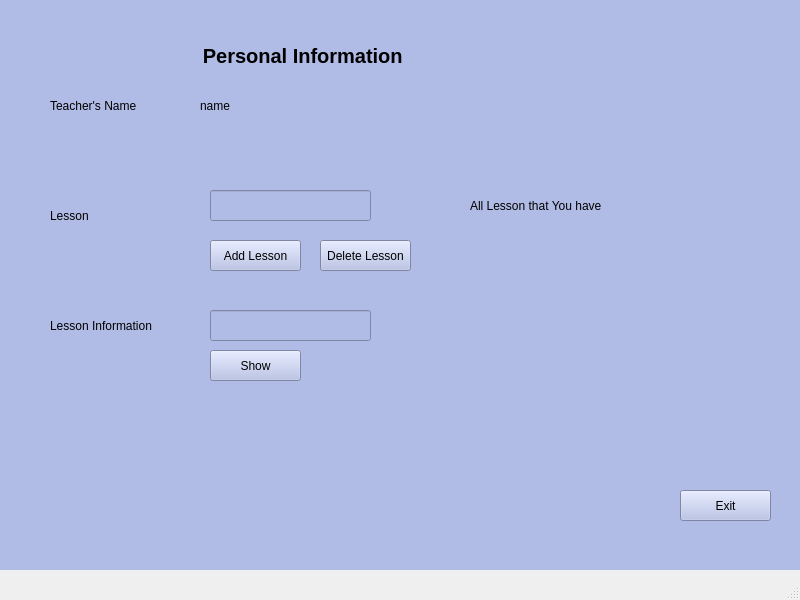
Qt form ui/teacherInfo.ui (fbucak/school-management-system) before a commit.
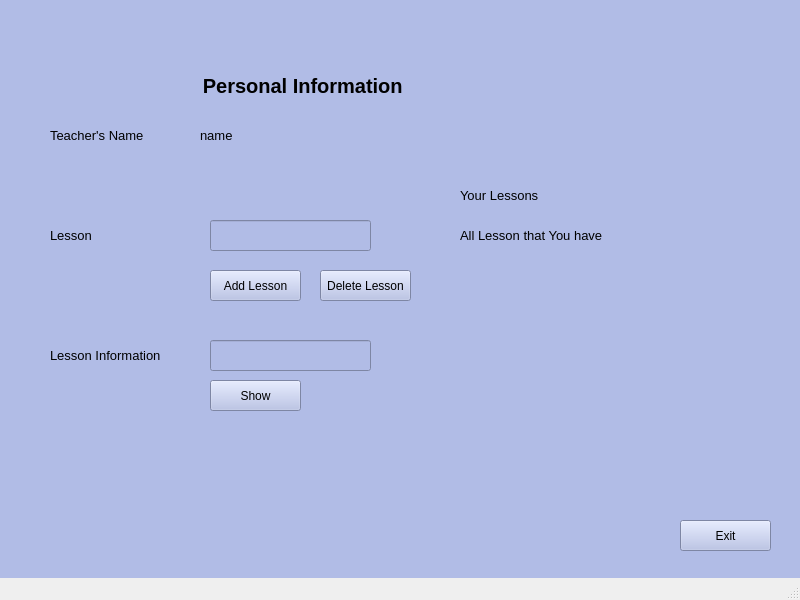
The same form after that commit.

```diff
--- a/ui/teacherInfo.ui
+++ b/ui/teacherInfo.ui
@@ -30,7 +30,7 @@
     <property name="geometry">
      <rect>
       <x>0</x>
-      <y>-30</y>
+      <y>0</y>
       <width>800</width>
       <height>600</height>
      </rect>
@@ -41,6 +41,12 @@
       <height>600</height>
      </size>
     </property>
+    <property name="maximumSize">
+     <size>
+      <width>800</width>
+      <height>600</height>
+     </size>
+    </property>
     <property name="styleSheet">
      <string notr="true">background-color: rgb(177, 188, 230)</string>
     </property>
@@ -173,6 +179,11 @@
         <height>31</height>
        </rect>
       </property>
+      <property name="font">
+       <font>
+        <pointsize>10</pointsize>
+       </font>
+      </property>
       <property name="text">
        <string>Teacher's Name</string>
       </property>
@@ -181,11 +192,16 @@
       <property name="geometry">
        <rect>
         <x>50</x>
-        <y>230</y>
+        <y>220</y>
         <width>81</width>
         <height>31</height>
        </rect>
       </property>
+      <property name="font">
+       <font>
+        <pointsize>10</pointsize>
+       </font>
+      </property>
       <property name="text">
        <string>Lesson</string>
       </property>
@@ -209,6 +225,11 @@
         <height>31</height>
        </rect>
       </property>
+      <property name="font">
+       <font>
+        <pointsize>9</pointsize>
+       </font>
+      </property>
       <property name="text">
        <string>Add Lesson</string>
       </property>
@@ -222,6 +243,11 @@
         <height>31</height>
        </rect>
       </property>
+      <property name="font">
+       <font>
+        <pointsize>9</pointsize>
+       </font>
+      </property>
       <property name="text">
        <string>Delete Lesson</string>
       </property>
@@ -235,6 +261,11 @@
         <height>31</height>
        </rect>
       </property>
+      <property name="font">
+       <font>
+        <pointsize>9</pointsize>
+       </font>
+      </property>
       <property name="text">
        <string>Exit</string>
       </property>
@@ -248,6 +279,11 @@
         <height>31</height>
        </rect>
       </property>
+      <property name="font">
+       <font>
+        <pointsize>10</pointsize>
+       </font>
+      </property>
       <property name="text">
        <string>Lesson Information</string>
       </property>
@@ -274,6 +310,11 @@
         <height>31</height>
        </rect>
       </property>
+      <property name="font">
+       <font>
+        <pointsize>9</pointsize>
+       </font>
+      </property>
       <property name="text">
        <string>Show</string>
       </property>
@@ -281,12 +322,17 @@
      <widget class="QLabel" name="lNameLabel_3">
       <property name="geometry">
        <rect>
-        <x>470</x>
+        <x>460</x>
         <y>220</y>
         <width>301</width>
         <height>31</height>
        </rect>
       </property>
+      <property name="font">
+       <font>
+        <pointsize>10</pointsize>
+       </font>
+      </property>
       <property name="text">
        <string>All Lesson that You have</string>
       </property>
@@ -300,10 +346,33 @@
         <height>31</height>
        </rect>
       </property>
+      <property name="font">
+       <font>
+        <pointsize>10</pointsize>
+       </font>
+      </property>
       <property name="text">
        <string>name</string>
       </property>
      </widget>
+     <widget class="QLabel" name="lNameLabel_4">
+      <property name="geometry">
+       <rect>
+        <x>460</x>
+        <y>180</y>
+        <width>301</width>
+        <height>31</height>
+       </rect>
+      </property>
+      <property name="font">
+       <font>
+        <pointsize>10</pointsize>
+       </font>
+      </property>
+      <property name="text">
+       <string>Your Lessons</string>
+      </property>
+     </widget>
     </widget>
     <widget class="QWidget" name="student_entry">
      <widget class="QPushButton" name="pushButton_3">
```
Left out of the diff: 10 changed lines with no effect on the pictures.
